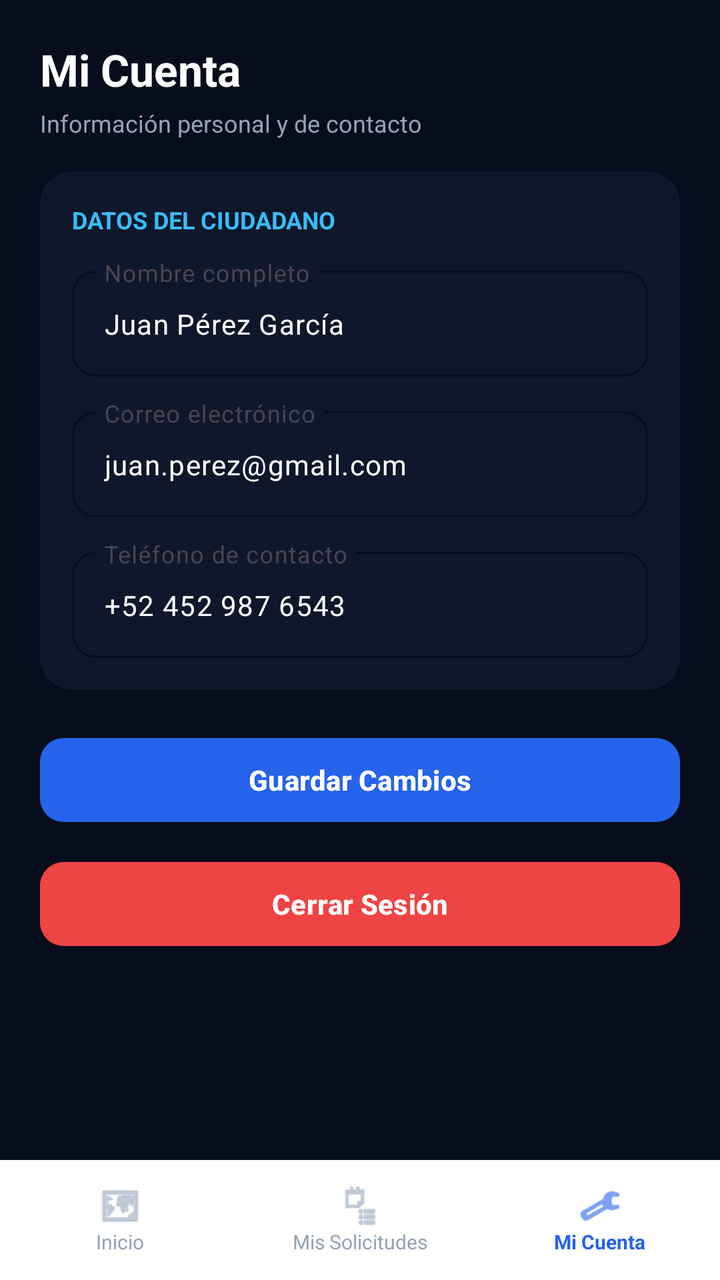
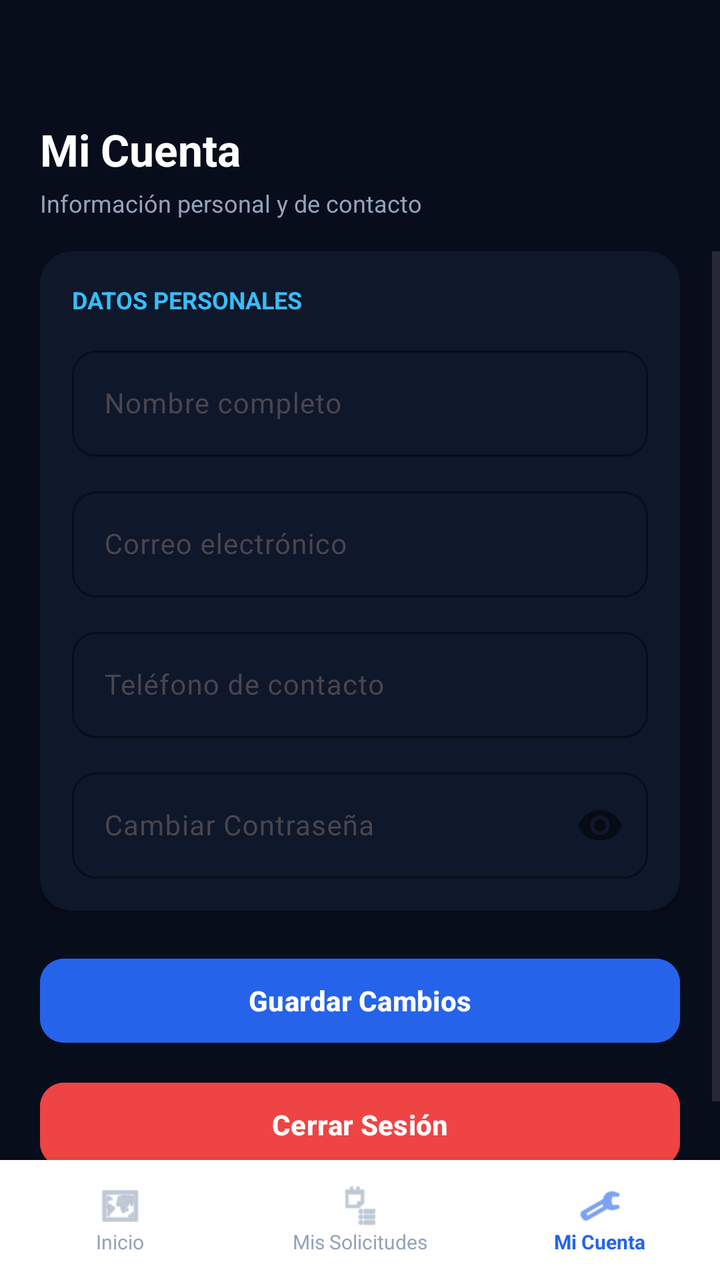

Compare the two renders of this Android layout. The source of the first and the diff that turns it into the second are given below.
<!-- AndroidManifest.xml: application theme Theme.BrigadaUruapanClient -->
<!-- res/layout/activity_user_cuenta.xml -->
<?xml version="1.0" encoding="utf-8"?>
<androidx.constraintlayout.widget.ConstraintLayout xmlns:android="http://schemas.android.com/apk/res/android"
    xmlns:app="http://schemas.android.com/apk/res-auto"
    xmlns:tools="http://schemas.android.com/tools"
    android:layout_width="match_parent"
    android:layout_height="match_parent"
    android:background="#070D1B"
    tools:context=".UserCuentaActivity">

    
    <TextView
        android:id="@+id/tvUserCuentaTitle"
        android:layout_width="wrap_content"
        android:layout_height="wrap_content"
        android:layout_marginStart="20dp"
        android:layout_marginTop="20dp"
        android:text="Mi Cuenta"
        android:textColor="@android:color/white"
        android:textSize="22sp"
        android:textStyle="bold"
        app:layout_constraintStart_toStartOf="parent"
        app:layout_constraintTop_toTopOf="parent" />

    <TextView
        android:id="@+id/tvUserCuentaSubtitle"
        android:layout_width="wrap_content"
        android:layout_height="wrap_content"
        android:layout_marginStart="20dp"
        android:layout_marginTop="4dp"
        android:text="Información personal y de contacto"
        android:textColor="#94A3B8"
        android:textSize="12sp"
        app:layout_constraintStart_toStartOf="parent"
        app:layout_constraintTop_toBottomOf="@id/tvUserCuentaTitle" />

    
    <ScrollView
        android:layout_width="0dp"
        android:layout_height="0dp"
        android:layout_marginTop="16dp"
        android:fillViewport="true"
        app:layout_constraintBottom_toTopOf="@id/bottomNavUser"
        app:layout_constraintEnd_toEndOf="parent"
        app:layout_constraintStart_toStartOf="parent"
        app:layout_constraintTop_toBottomOf="@id/tvUserCuentaSubtitle">

        <LinearLayout
            android:layout_width="match_parent"
            android:layout_height="wrap_content"
            android:orientation="vertical"
            android:paddingHorizontal="20dp"
            android:paddingBottom="24dp">

            
            <androidx.cardview.widget.CardView
                android:layout_width="match_parent"
                android:layout_height="wrap_content"
                android:layout_marginBottom="20dp"
                app:cardBackgroundColor="#0F172A"
                app:cardCornerRadius="16dp"
                app:cardElevation="4dp">

                <LinearLayout
                    android:layout_width="match_parent"
                    android:layout_height="wrap_content"
                    android:orientation="vertical"
                    android:padding="16dp">

                    <TextView
                        android:layout_width="wrap_content"
                        android:layout_height="wrap_content"
                        android:text="DATOS DEL CIUDADANO"
                        android:textColor="#38BDF8"
                        android:textSize="12sp"
                        android:textStyle="bold" />

                    
                    <com.google.android.material.textfield.TextInputLayout
                        android:layout_width="match_parent"
                        android:layout_height="wrap_content"
                        android:layout_marginTop="12dp"
                        android:hint="Nombre completo"
                        app:boxBackgroundMode="outline"
                        app:boxCornerRadiusBottomEnd="12dp"
                        app:boxCornerRadiusBottomStart="12dp"
                        app:boxCornerRadiusTopEnd="12dp"
                        app:boxCornerRadiusTopStart="12dp"
                        app:boxStrokeColor="#38BDF8"
                        app:hintTextColor="#38BDF8">

                        <com.google.android.material.textfield.TextInputEditText
                            android:id="@+id/etUserNombre"
                            android:layout_width="match_parent"
                            android:layout_height="wrap_content"
                            android:text="Juan Pérez García"
                            android:textColor="@android:color/white"
                            android:textSize="14sp" />
                    </com.google.android.material.textfield.TextInputLayout>

                    
                    <com.google.android.material.textfield.TextInputLayout
                        android:layout_width="match_parent"
                        android:layout_height="wrap_content"
                        android:layout_marginTop="12dp"
                        android:hint="Correo electrónico"
                        app:boxBackgroundMode="outline"
                        app:boxCornerRadiusBottomEnd="12dp"
                        app:boxCornerRadiusBottomStart="12dp"
                        app:boxCornerRadiusTopEnd="12dp"
                        app:boxCornerRadiusTopStart="12dp"
                        app:boxStrokeColor="#38BDF8"
                        app:hintTextColor="#38BDF8">

                        <com.google.android.material.textfield.TextInputEditText
                            android:id="@+id/etUserCorreo"
                            android:layout_width="match_parent"
                            android:layout_height="wrap_content"
                            android:text="juan.perez@gmail.com"
                            android:textColor="@android:color/white"
                            android:textSize="14sp" />
                    </com.google.android.material.textfield.TextInputLayout>

                    
                    <com.google.android.material.textfield.TextInputLayout
                        android:layout_width="match_parent"
                        android:layout_height="wrap_content"
                        android:layout_marginTop="12dp"
                        android:hint="Teléfono de contacto"
                        app:boxBackgroundMode="outline"
                        app:boxCornerRadiusBottomEnd="12dp"
                        app:boxCornerRadiusBottomStart="12dp"
                        app:boxCornerRadiusTopEnd="12dp"
                        app:boxCornerRadiusTopStart="12dp"
                        app:boxStrokeColor="#38BDF8"
                        app:hintTextColor="#38BDF8">

                        <com.google.android.material.textfield.TextInputEditText
                            android:id="@+id/etUserTelefono"
                            android:layout_width="match_parent"
                            android:layout_height="wrap_content"
                            android:inputType="phone"
                            android:text="+52 452 987 6543"
                            android:textColor="@android:color/white"
                            android:textSize="14sp" />
                    </com.google.android.material.textfield.TextInputLayout>

                </LinearLayout>
            </androidx.cardview.widget.CardView>

            
            <Button
                android:id="@+id/btnGuardarCambiosUser"
                android:layout_width="match_parent"
                android:layout_height="50dp"
                android:layout_marginBottom="12dp"
                android:backgroundTint="#2563EB"
                android:text="Guardar Cambios"
                android:textColor="@android:color/white"
                android:textStyle="bold"
                app:cornerRadius="12dp" />

            <Button
                android:id="@+id/btnCerrarSesionUser"
                android:layout_width="match_parent"
                android:layout_height="50dp"
                android:backgroundTint="#EF4444"
                android:text="Cerrar Sesión"
                android:textColor="@android:color/white"
                android:textStyle="bold"
                app:cornerRadius="12dp" />

        </LinearLayout>
    </ScrollView>

    
    <LinearLayout
        android:id="@+id/bottomNavUser"
        android:layout_width="match_parent"
        android:layout_height="60dp"
        android:background="#FFFFFF"
        android:elevation="8dp"
        android:orientation="horizontal"
        app:layout_constraintBottom_toBottomOf="parent"
        app:layout_constraintEnd_toEndOf="parent"
        app:layout_constraintStart_toStartOf="parent">

        <LinearLayout
            android:id="@+id/tabUserMapa"
            android:layout_width="0dp"
            android:layout_height="match_parent"
            android:layout_weight="1"
            android:gravity="center"
            android:orientation="vertical">
            <ImageView
                android:layout_width="22dp"
                android:layout_height="22dp"
                android:src="@android:drawable/ic_menu_mapmode"
                app:tint="#94A3B8" />
            <TextView
                android:layout_width="wrap_content"
                android:layout_height="wrap_content"
                android:text="Inicio"
                android:textColor="#94A3B8"
                android:textSize="10sp" />
        </LinearLayout>

        <LinearLayout
            android:id="@+id/tabUserHistorial"
            android:layout_width="0dp"
            android:layout_height="match_parent"
            android:layout_weight="1"
            android:gravity="center"
            android:orientation="vertical">
            <ImageView
                android:layout_width="22dp"
                android:layout_height="22dp"
                android:src="@android:drawable/ic_menu_agenda"
                app:tint="#94A3B8" />
            <TextView
                android:layout_width="wrap_content"
                android:layout_height="wrap_content"
                android:text="Mis Solicitudes"
                android:textColor="#94A3B8"
                android:textSize="10sp" />
        </LinearLayout>

        <LinearLayout
            android:id="@+id/tabUserCuenta"
            android:layout_width="0dp"
            android:layout_height="match_parent"
            android:layout_weight="1"
            android:gravity="center"
            android:orientation="vertical">
            <ImageView
                android:layout_width="22dp"
                android:layout_height="22dp"
                android:src="@android:drawable/ic_menu_manage"
                app:tint="#2563EB" />
            <TextView
                android:layout_width="wrap_content"
                android:layout_height="wrap_content"
                android:text="Mi Cuenta"
                android:textColor="#2563EB"
                android:textSize="10sp"
                android:textStyle="bold" />
        </LinearLayout>
    </LinearLayout>

</androidx.constraintlayout.widget.ConstraintLayout>
<!-- resources referenced by this layout -->
<resources>
  <style name="Theme.BrigadaUruapanClient" parent="Base.Theme.BrigadaUruapanClient" />
  <style name="Base.Theme.BrigadaUruapanClient" parent="Theme.Material3.DayNight.NoActionBar">
          
          
      </style>
</resources>

<!-- the commit's change to res/layout/activity_user_cuenta.xml (unified diff, before → after) -->
@@ -13,7 +13,7 @@
         android:layout_width="wrap_content"
         android:layout_height="wrap_content"
         android:layout_marginStart="20dp"
-        android:layout_marginTop="20dp"
+        android:layout_marginTop="60dp"
         android:text="Mi Cuenta"
         android:textColor="@android:color/white"
         android:textSize="22sp"
@@ -69,7 +69,7 @@
                     <TextView
                         android:layout_width="wrap_content"
                         android:layout_height="wrap_content"
-                        android:text="DATOS DEL CIUDADANO"
+                        android:text="DATOS PERSONALES"
                         android:textColor="#38BDF8"
                         android:textSize="12sp"
                         android:textStyle="bold" />
@@ -92,7 +92,7 @@
                             android:id="@+id/etUserNombre"
                             android:layout_width="match_parent"
                             android:layout_height="wrap_content"
-                            android:text="Juan Pérez García"
+                            android:inputType="textPersonName"
                             android:textColor="@android:color/white"
                             android:textSize="14sp" />
                     </com.google.android.material.textfield.TextInputLayout>
@@ -115,7 +115,7 @@
                             android:id="@+id/etUserCorreo"
                             android:layout_width="match_parent"
                             android:layout_height="wrap_content"
-                            android:text="juan.perez@gmail.com"
+                            android:inputType="textEmailAddress"
                             android:textColor="@android:color/white"
                             android:textSize="14sp" />
                     </com.google.android.material.textfield.TextInputLayout>
@@ -139,10 +139,33 @@
                             android:layout_width="match_parent"
                             android:layout_height="wrap_content"
                             android:inputType="phone"
-                            android:text="+52 452 987 6543"
-                            android:textColor="@android:color/white"
-                            android:textSize="14sp" />
-                    </com.google.android.material.textfield.TextInputLayout>
+                            android:textColor="@android:color/white"
+                            android:textSize="14sp" />
+                    </com.google.android.material.textfield.TextInputLayout>
+                    
+                    <com.google.android.material.textfield.TextInputLayout
+                        android:layout_width="match_parent"
+                        android:layout_height="wrap_content"
+                        android:layout_marginTop="12dp"
+                        android:hint="Cambiar Contraseña"
+                        app:boxBackgroundMode="outline"
+                        app:boxCornerRadiusBottomEnd="12dp"
+                        app:boxCornerRadiusBottomStart="12dp"
+                        app:boxCornerRadiusTopEnd="12dp"
+                        app:boxCornerRadiusTopStart="12dp"
+                        app:boxStrokeColor="#38BDF8"
+                        app:hintTextColor="#38BDF8"
+                        app:passwordToggleEnabled="true">
+
+                        <com.google.android.material.textfield.TextInputEditText
+                            android:id="@+id/etUserNuevaPassword"
+                            android:layout_width="match_parent"
+                            android:layout_height="wrap_content"
+                            android:inputType="textPassword"
+                            android:textColor="@android:color/white"
+                            android:textSize="14sp" />
+                    </com.google.android.material.textfield.TextInputLayout>
+
 
                 </LinearLayout>
             </androidx.cardview.widget.CardView>
@@ -175,7 +198,7 @@
     
     <LinearLayout
         android:id="@+id/bottomNavUser"
-        android:layout_width="match_parent"
+        android:layout_width="0dp"
         android:layout_height="60dp"
         android:background="#FFFFFF"
         android:elevation="8dp"
@@ -189,13 +212,17 @@
             android:layout_width="0dp"
             android:layout_height="match_parent"
             android:layout_weight="1"
+            android:clickable="true"
+            android:focusable="true"
             android:gravity="center"
             android:orientation="vertical">
+
             <ImageView
                 android:layout_width="22dp"
                 android:layout_height="22dp"
                 android:src="@android:drawable/ic_menu_mapmode"
                 app:tint="#94A3B8" />
+
             <TextView
                 android:layout_width="wrap_content"
                 android:layout_height="wrap_content"
@@ -209,13 +236,17 @@
             android:layout_width="0dp"
             android:layout_height="match_parent"
             android:layout_weight="1"
+            android:clickable="true"
+            android:focusable="true"
             android:gravity="center"
             android:orientation="vertical">
+
             <ImageView
                 android:layout_width="22dp"
                 android:layout_height="22dp"
                 android:src="@android:drawable/ic_menu_agenda"
                 app:tint="#94A3B8" />
+
             <TextView
                 android:layout_width="wrap_content"
                 android:layout_height="wrap_content"
@@ -229,13 +260,17 @@
             android:layout_width="0dp"
             android:layout_height="match_parent"
             android:layout_weight="1"
+            android:clickable="true"
+            android:focusable="true"
             android:gravity="center"
             android:orientation="vertical">
+
             <ImageView
                 android:layout_width="22dp"
                 android:layout_height="22dp"
                 android:src="@android:drawable/ic_menu_manage"
                 app:tint="#2563EB" />
+
             <TextView
                 android:layout_width="wrap_content"
                 android:layout_height="wrap_content"
